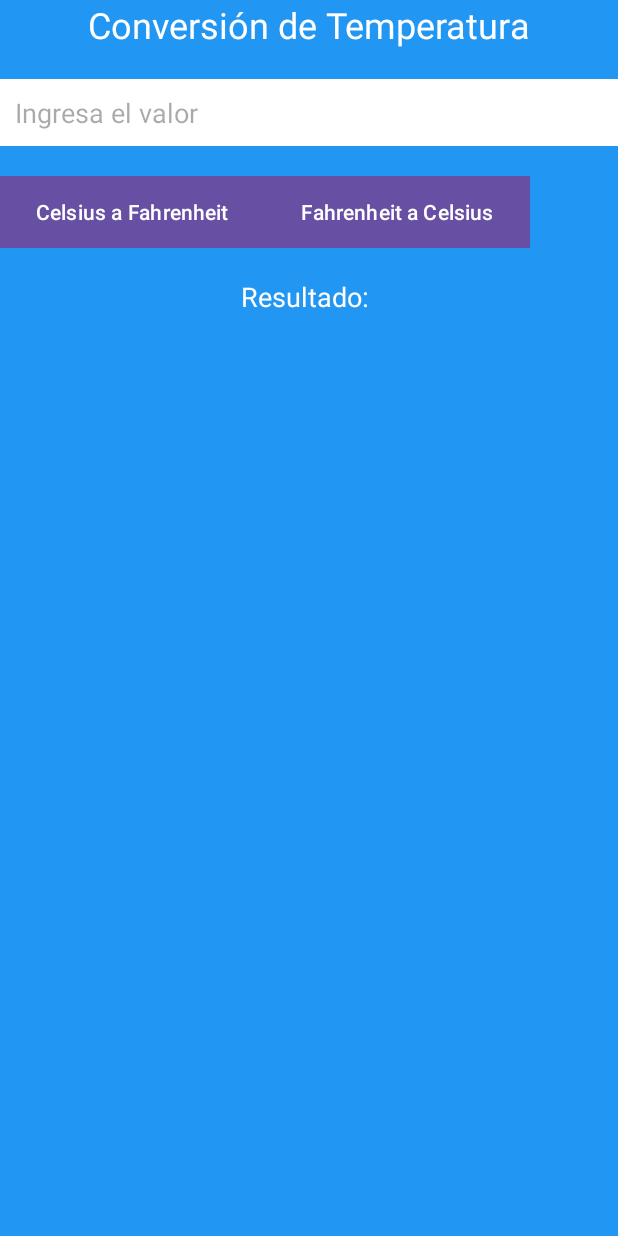
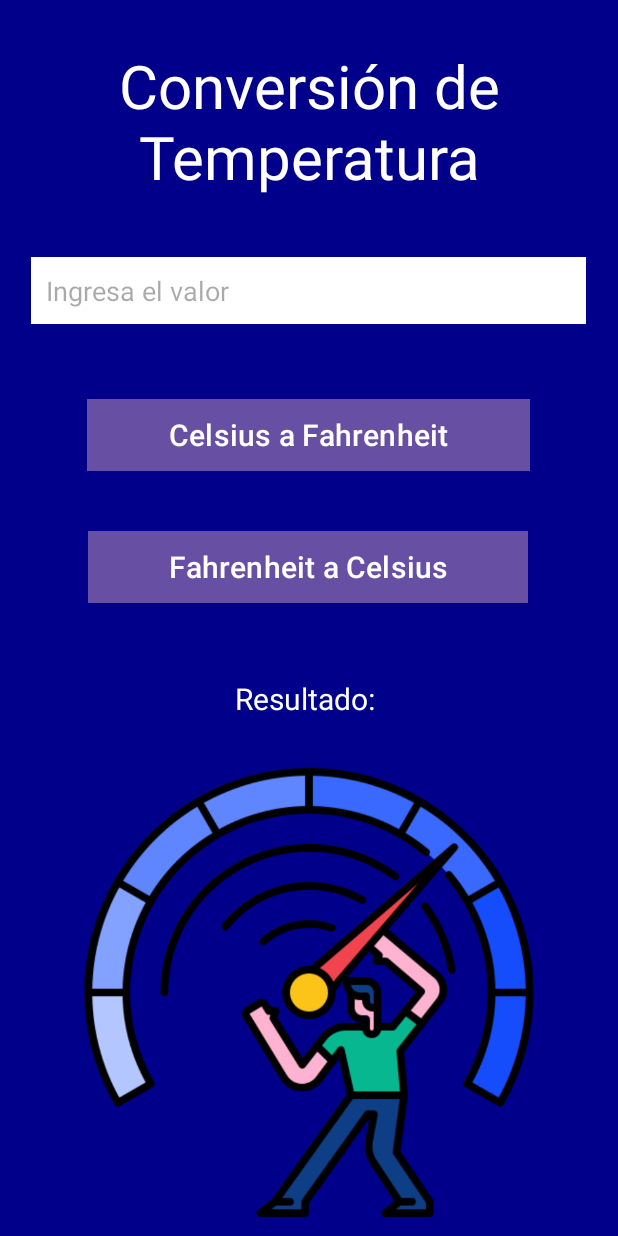
Before and after one commit to empresa1yus/instituto_25, an Android app: the Temperature screen opened directly, with no data from a screen before it, on a phone screen of 412 x 824 dp. Run offline under Robolectric (Android 15) with nearby library versions, the phone set to English and light mode, and no system bars.

Commit message:
Último commit del proyecto

```diff
--- a/Convertidor_unidades/app/src/main/java/com/example/convertidor_unidades/longitudes.kt
+++ b/Convertidor_unidades/app/src/main/java/com/example/convertidor_unidades/longitudes.kt
@@ -22,21 +22,18 @@ class longitudes : AppCompatActivity() {
             insets
         }
 
-        // Usamos findViewById para obtener las vistas
         val btnMetrosToKilometros: Button = findViewById(R.id.btnMetrosToKilometros)
         val btnKilometrosToMetros: Button = findViewById(R.id.btnKilometrosToMetros)
         val etLongitudesInput: EditText = findViewById(R.id.etLongitudesInput)
         val tvResultadoLongitudes: TextView = findViewById(R.id.tvResultadoLongitudes)
         val mainLayout: View = findViewById(R.id.main)
 
-        // Ajuste de padding para los bordes
         ViewCompat.setOnApplyWindowInsetsListener(mainLayout) { v, insets ->
             val systemBars = insets.getInsets(WindowInsetsCompat.Type.systemBars())
             v.setPadding(systemBars.left, systemBars.top, systemBars.right, systemBars.bottom)
             insets
         }
 
-        // Convertir Metros a Kilómetros
         btnMetrosToKilometros.setOnClickListener {
             val input = etLongitudesInput.text.toString()
             if (input.isNotEmpty()) {
@@ -48,7 +45,6 @@ class longitudes : AppCompatActivity() {
             }
         }
 
-        // Convertir Kilómetros a Metros
         btnKilometrosToMetros.setOnClickListener {
             val input = etLongitudesInput.text.toString()
             if (input.isNotEmpty()) {
--- a/Convertidor_unidades/app/src/main/res/layout/activity_temperature.xml
+++ b/Convertidor_unidades/app/src/main/res/layout/activity_temperature.xml
@@ -7,50 +7,68 @@
     android:layout_height="match_parent"
     android:orientation="vertical"
     android:padding="20dp"
-    android:background="#2196F3">
+    android:background="@color/azulOs">
 
     <TextView
         android:id="@+id/tvTemperatura"
         android:layout_width="wrap_content"
         android:layout_height="wrap_content"
         android:text="Conversión de Temperatura"
-            android:textSize="24sp"
+        android:textSize="40sp"
+        android:textAlignment="center"
+        android:padding="20dp"
+        android:layout_marginTop="10dp"
+        android:layout_marginBottom="20dp"
         android:textColor="#FFFFFF"
         android:layout_gravity="center"
         android:paddingBottom="20dp"/>
 
     <EditText
         android:id="@+id/etTemperaturaInput"
-            android:layout_width="match_parent"
+        android:layout_width="370dp"
         android:layout_height="wrap_content"
+        android:layout_marginBottom="20dp"
+        android:background="@color/white"
         android:hint="Ingresa el valor"
         android:inputType="numberDecimal"
-            android:textColor="#000000"
-            android:background="#FFFFFF"
-            android:padding="10dp" />
+        android:layout_gravity="center"
+        android:padding="10dp"
+        android:paddingBottom="40dp"
+        android:textColor="@color/black" />
 
     <GridLayout
         android:layout_width="match_parent"
         android:layout_height="wrap_content"
         android:columnCount="2"
-            android:orientation="horizontal"
+        android:orientation="vertical"
+        android:padding="10dp"
         android:paddingTop="20dp">
 
         <Button
             android:id="@+id/btnCelsiusToFahrenheit"
-                android:layout_width="wrap_content"
+            android:layout_width="295dp"
             android:layout_height="wrap_content"
+            android:layout_row="0"
+            android:layout_column="1"
+            android:layout_margin="20dp"
+            android:background="#0288D1"
+            android:layout_gravity="center"
             android:text="Celsius a Fahrenheit"
+            android:textAlignment="center"
             android:textColor="#FFFFFF"
-                android:background="#0288D1" />
+            android:textSize="20sp" />
 
         <Button
             android:id="@+id/btnFahrenheitToCelsius"
-                android:layout_width="wrap_content"
+            android:layout_width="293dp"
             android:layout_height="wrap_content"
+            android:layout_margin="20dp"
+            android:background="#0288D1"
+            android:layout_gravity="center"
             android:text="Fahrenheit a Celsius"
-                android:textColor="#FFFFFF"
-                android:background="#0288D1" />
+            android:textColor="@color/white"
+            android:textSize="20sp" />
+
         </GridLayout>
 
         <TextView
@@ -58,9 +76,15 @@
             android:layout_width="wrap_content"
             android:layout_height="wrap_content"
             android:text="Resultado: "
-            android:textSize="18sp"
-            android:textColor="#FFFFFF"
+            android:textSize="20sp"
+            android:textColor="@color/white"
             android:layout_gravity="center"
+            android:padding="20dp"
             android:paddingTop="20dp"/>
 
+    <ImageView
+        android:layout_width="wrap_content"
+        android:layout_height="wrap_content"
+        android:src="@drawable/temperatua"/>
+
 </LinearLayout>
--- a/Convertidor_unidades/app/src/main/res/values/colors.xml
+++ b/Convertidor_unidades/app/src/main/res/values/colors.xml
@@ -3,4 +3,5 @@
     <color name="black">#FF000000</color>
     <color name="white">#FFFFFFFF</color>
     <color name="verde">#008000</color>
+    <color name="azulOs">#00008B</color>
 </resources>
```
Also changed, not shown: Convertidor_unidades/app/src/main/java/com/example/convertidor_unidades/MainActivity.kt (+3 -4 lines), Convertidor_unidades/app/src/main/java/com/example/convertidor_unidades/Temperature.kt (+4 -6 lines), Convertidor_unidades/app/src/main/java/com/example/convertidor_unidades/monedas.kt (+5 -6 lines), Convertidor_unidades/app/src/main/res/layout/activity_longitudes.xml (+35 -14 lines), Convertidor_unidades/app/src/main/res/layout/activity_main.xml (+19 -14 lines), Convertidor_unidades/app/src/main/res/layout/activity_monedas.xml (+22 -7 lines), Convertidor_unidades/app/src/main/res/drawable/medida.png (added), Convertidor_unidades/app/src/main/res/drawable/money.png (added), Convertidor_unidades/app/src/main/res/drawable/temperatua.png (added). Lines whose indentation alone changed are shown as unchanged.
